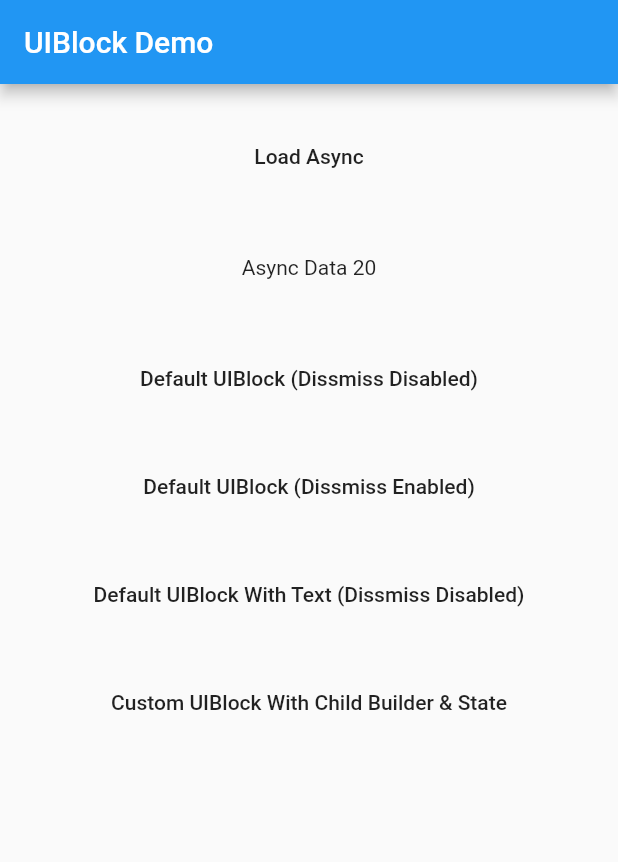
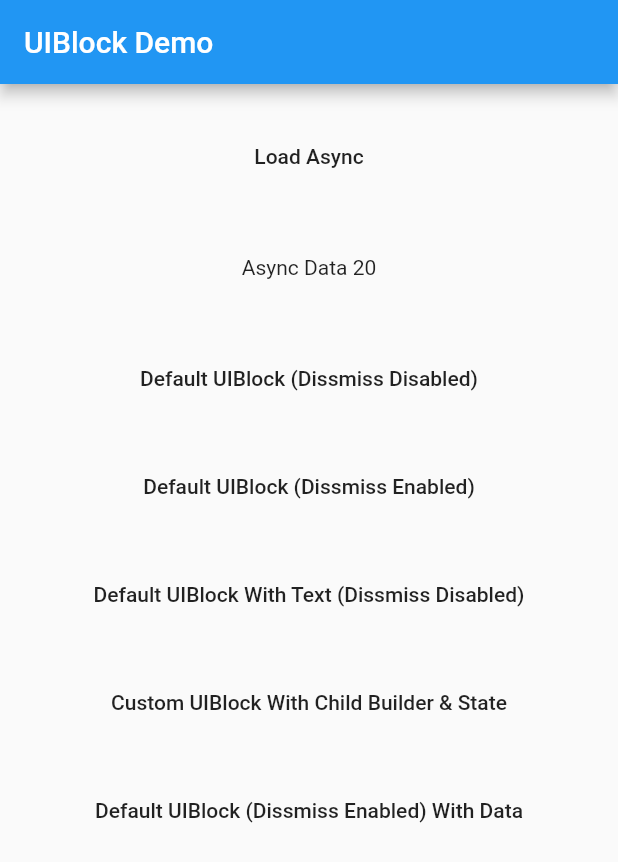
Before and after one commit to hey24sheep/uiblock, a Flutter app: the screen it shows after launch, on a phone screen of 412 x 824 dp. Shown: the top 862 px of the screen. Run offline on Flutter 3.47's test engine with Material 2 defaults, Android fonts, the phone set to English and light mode, and no system bars.

Commit message:
ability to return data on block dismiss

```diff
--- a/example/lib/main.dart
+++ b/example/lib/main.dart
@@ -110,6 +110,11 @@ class _MyHomePageState extends State<MyHomePage> {
 
                     // custom using childBUilder
                     _buildCustomWithChildBuilder(context),
+
+                    SizedBox(height: 24),
+
+                    // default dissmissible with data
+                    _buildDefaultDissmissibleWithData(context),
                   ],
                 ),
               ),
@@ -263,4 +268,39 @@ class _MyHomePageState extends State<MyHomePage> {
       ),
     );
   }
+
+  Widget _buildDefaultDissmissibleWithData(BuildContext context) {
+    return Container(
+      child: FlatButton(
+        child: Text(
+          "Default UIBlock (Dissmiss Enabled) With Data",
+          textAlign: TextAlign.center,
+        ),
+        onPressed: () async {
+          var result = await UIBlock.blockWithData(
+            _scaffoldGlobalKey.currentContext,
+            loadingTextWidget: Padding(
+              padding: const EdgeInsets.all(8.0),
+              child: FlatButton(
+                onPressed: () {
+                  UIBlock.unblockWithData(context, "hello world");
+                },
+                child: Text(
+                  'Press here to dissmiss with data. Back for null',
+                  textAlign: TextAlign.center,
+                  style: TextStyle(
+                    color: Colors.white,
+                    fontSize: 18.0,
+                    fontWeight: FontWeight.w600,
+                  ),
+                ),
+              ),
+            ),
+          );
+
+          print(result);
+        },
+      ),
+    );
+  }
 }
--- a/lib/uiblock.dart
+++ b/lib/uiblock.dart
@@ -132,7 +132,7 @@ class UIBlock extends StatelessWidget {
     BuildBlockModalTransitions customBuildBlockModalTransitions,
   }) {
     Navigator.of(context).push(
-      UIBlockModal(
+      UIBlockModal<void>(
         childBuilder: childBuilder,
         customLoaderChild: customLoaderChild,
         loadingTextWidget: loadingTextWidget,
@@ -155,4 +155,47 @@ class UIBlock extends StatelessWidget {
   static void unblock(BuildContext context) {
     Navigator.of(context).pop(context);
   }
+
+  /// blocks complete ui
+  /// do not forget to call unblock after this
+  static Future<T> blockWithData<T>(
+    BuildContext context, {
+    ChildBuilder childBuilder,
+    Widget customLoaderChild,
+    Widget loadingTextWidget,
+    Color backgroundColor,
+    ImageFilter imageFilter,
+    bool safeAreaLeft,
+    bool safeAreaTop,
+    bool safeAreaRight,
+    bool safeAreaBottom,
+    EdgeInsets safeAreaMinimumPadding,
+    bool safeAreaMaintainBottomViewPadding,
+    bool isSlideTransitionDefault = true,
+    BuildBlockModalTransitions customBuildBlockModalTransitions,
+  }) async {
+    return await Navigator.of(context).push<T>(
+      UIBlockModal<T>(
+        childBuilder: childBuilder,
+        customLoaderChild: customLoaderChild,
+        loadingTextWidget: loadingTextWidget,
+        backgroundColor: backgroundColor,
+        canDissmissOnBack: true, // this cannot be false for data routes
+        imageFilter: imageFilter,
+        left: safeAreaLeft,
+        top: safeAreaTop,
+        right: safeAreaRight,
+        bottom: safeAreaBottom,
+        minimum: safeAreaMinimumPadding,
+        maintainBottomViewPadding: safeAreaMaintainBottomViewPadding,
+        isSlideTransitionDefault: isSlideTransitionDefault,
+        buildBlockModalTransitions: customBuildBlockModalTransitions,
+      ),
+    );
+  }
+
+  /// unblocks previously called block with return data
+  static void unblockWithData(BuildContext context, dynamic onPopData) {
+    Navigator.of(context).pop(onPopData);
+  }
 }
--- a/lib/uiblock_modal.dart
+++ b/lib/uiblock_modal.dart
@@ -12,7 +12,7 @@ typedef Widget BuildBlockModalTransitions(
     Widget child);
 
 /// default ui block modal with default loader
-class UIBlockModal extends PopupRoute<void> {
+class UIBlockModal<T> extends PopupRoute<T> {
   UIBlockModal({
     this.childBuilder,
     this.customLoaderChild,
--- a/pubspec.yaml
+++ b/pubspec.yaml
@@ -1,6 +1,6 @@
 name: uiblock
 description: Fully customizable and easy to use uiblock package for your flutter apps
-version: 1.1.0
+version: 1.2.0
 homepage: https://github.com/hey24sheep/uiblock
 documentation: https://github.com/hey24sheep/uiblock
 
```
Also changed, not shown: example/pubspec.lock, 3 other files.
